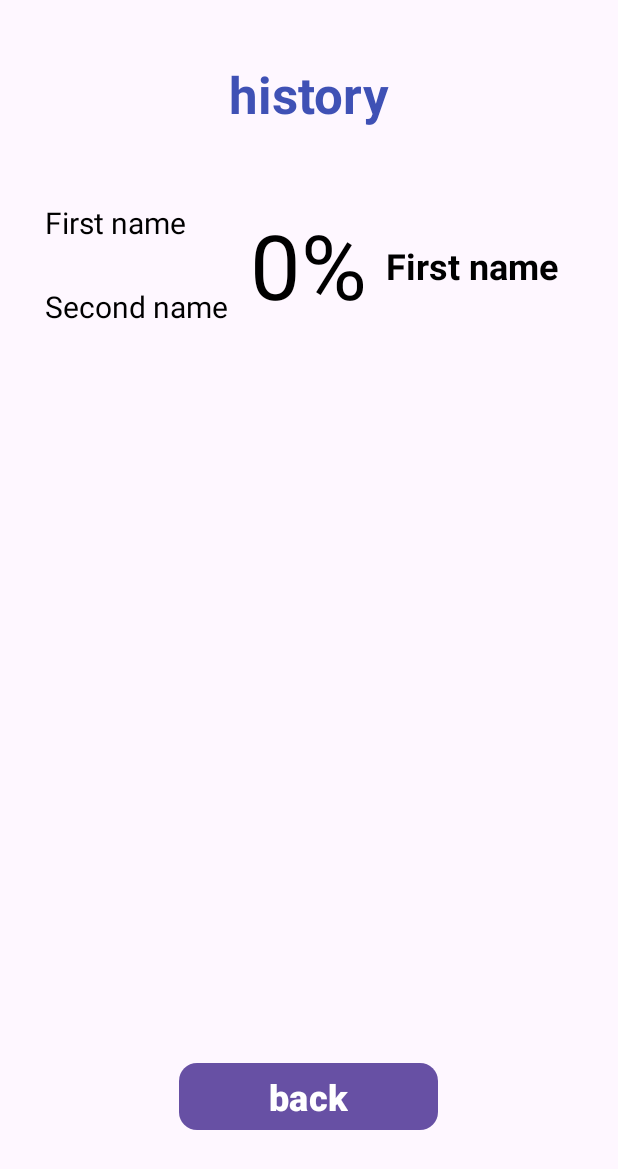
After one commit to jomatn/LoveCalculator, an Android app: the layout fragment_history.xml on its own in the app's theme, with its tools: preview values and no code run, on a phone screen of 412 x 824 dp. The commit adds this screen. Shown: the top 1169 px of the screen. Run offline under Robolectric (Android 15) with nearby library versions, the phone set to English and light mode, and no system bars.

Commit message:
MVVM && OnBoard && History

```diff
--- a/app/src/main/java/com/example/hw5_2/ui/fragment/OnBoard/OnBoardFragment.kt
+++ b/app/src/main/java/com/example/hw5_2/ui/fragment/OnBoard/OnBoardFragment.kt
@@ -13,13 +13,14 @@ import com.google.android.material.tabs.TabLayoutMediator
 
 class OnBoardFragment : Fragment() {
 
-    private lateinit var binding: FragmentOnBoardBinding
+    private val binding by lazy {
+        FragmentOnBoardBinding.inflate(layoutInflater)
+    }
 
     override fun onCreateView(
         inflater: LayoutInflater, container: ViewGroup?,
         savedInstanceState: Bundle?
     ): View {
-        binding = FragmentOnBoardBinding.inflate(inflater, container, false)
         return binding.root
     }
 
--- /dev/null
+++ b/app/src/main/res/layout/fragment_history.xml
@@ -0,0 +1,42 @@
+<?xml version="1.0" encoding="utf-8"?>
+<LinearLayout xmlns:android="http://schemas.android.com/apk/res/android"
+    xmlns:tools="http://schemas.android.com/tools"
+    android:layout_width="match_parent"
+    android:layout_height="match_parent"
+    android:orientation="vertical"
+    xmlns:app="http://schemas.android.com/apk/res-auto"
+    tools:context=".ui.fragment.OnBoard.HistoryFragment">
+
+
+    <TextView
+        android:layout_width="wrap_content"
+        android:layout_height="wrap_content"
+        android:layout_gravity="center_horizontal"
+        android:layout_marginTop="40dp"
+        android:text="@string/love_history"
+        android:textColor="#3F51B5"
+        android:textSize="34sp"
+        android:textStyle="bold" />
+
+    <androidx.recyclerview.widget.RecyclerView
+        android:id="@+id/rv_history"
+        android:layout_marginHorizontal="10dp"
+        android:layout_width="match_parent"
+        android:layout_height="560dp"
+        app:layoutManager="androidx.recyclerview.widget.LinearLayoutManager"
+        tools:listitem="@layout/item_history" />
+
+    <com.google.android.material.button.MaterialButton
+        android:id="@+id/btn_back"
+        android:layout_width="wrap_content"
+        android:layout_height="wrap_content"
+        android:layout_gravity="center"
+        android:layout_marginTop="20dp"
+        android:paddingHorizontal="60dp"
+        android:text="@string/back"
+        android:textSize="24sp"
+        android:textStyle="bold"
+        app:cornerRadius="12dp" />
+
+
+</LinearLayout>
--- /dev/null
+++ b/app/src/main/res/layout/item_history.xml
@@ -0,0 +1,51 @@
+<?xml version="1.0" encoding="utf-8"?>
+<androidx.constraintlayout.widget.ConstraintLayout xmlns:android="http://schemas.android.com/apk/res/android"
+    android:layout_width="match_parent"
+    android:layout_height="match_parent">
+    <FrameLayout xmlns:android="http://schemas.android.com/apk/res/android"
+        android:layout_width="match_parent"
+        android:layout_height="wrap_content"
+        android:layout_margin="10dp"
+        android:padding="10dp">
+
+        <TextView
+            android:id="@+id/tv_fname"
+            android:layout_width="wrap_content"
+            android:layout_height="wrap_content"
+            android:text="@string/fname"
+            android:textColor="@color/black"
+            android:textSize="20sp" />
+
+        <TextView
+            android:id="@+id/tv_sname"
+            android:layout_width="wrap_content"
+            android:layout_height="wrap_content"
+            android:layout_marginTop="56dp"
+            android:text="@string/sname"
+            android:textColor="@color/black"
+            android:textSize="20sp" />
+
+        <TextView
+            android:layout_width="wrap_content"
+            android:layout_height="wrap_content"
+            android:layout_gravity="center"
+            android:text="@string/procent"
+            android:textColor="@color/black"
+            android:textSize="60sp" />
+
+        <TextView
+            android:id="@+id/tv_percent"
+            android:layout_width="wrap_content"
+            android:layout_height="wrap_content"
+            android:layout_gravity="end"
+            android:layout_marginTop="26dp"
+            android:layout_marginEnd="10dp"
+            android:text="@string/fname"
+            android:textColor="@color/black"
+            android:textSize="24sp"
+            android:textStyle="bold" />
+
+
+    </FrameLayout>
+
+</androidx.constraintlayout.widget.ConstraintLayout>
--- a/app/src/main/res/values/strings.xml
+++ b/app/src/main/res/values/strings.xml
@@ -15,4 +15,6 @@
     <string name="title_start">Its Fun and Many More</string>
     <!-- TODO: Remove or change this placeholder text -->
     <string name="hello_blank_fragment">Hello blank fragment</string>
+    <string name="love_history">history\n</string>
+    <string name="back">back</string>
 </resources>
--- a/build.gradle.kts
+++ b/build.gradle.kts
@@ -2,5 +2,10 @@
 plugins {
     alias(libs.plugins.android.application) apply false
     alias(libs.plugins.jetbrains.kotlin.android) apply false
+    //SafeArgs
     id("androidx.navigation.safeargs.kotlin") version "2.7.7" apply false
+    //Ksp
+    id("com.google.devtools.ksp") version "2.0.0-1.0.22" apply false
+    //Dagger Hilt
+    id("com.google.dagger.hilt.android") version "2.51.1" apply false
 }
```
Also changed, not shown: app/build.gradle.kts (+15 -2 lines), app/src/main/java/com/example/hw5_2/data/api/LoveApiServiceModule.kt (added, +24 -0 lines), app/src/main/java/com/example/hw5_2/data/local/dao/LoveDao.kt (added, +20 -0 lines), app/src/main/java/com/example/hw5_2/data/local/db/LoveDataBase.kt (added, +12 -0 lines), app/src/main/java/com/example/hw5_2/data/local/entity/HistoryEntity.kt (added, +14 -0 lines), app/src/main/java/com/example/hw5_2/di/AppModule.kt (added, +42 -0 lines), app/src/main/java/com/example/hw5_2/ui/fragment/OnBoard/HistoryAdapter.kt (added, +46 -0 lines), app/src/main/java/com/example/hw5_2/ui/fragment/OnBoard/HistoryFragment.kt (added, +52 -0 lines).
